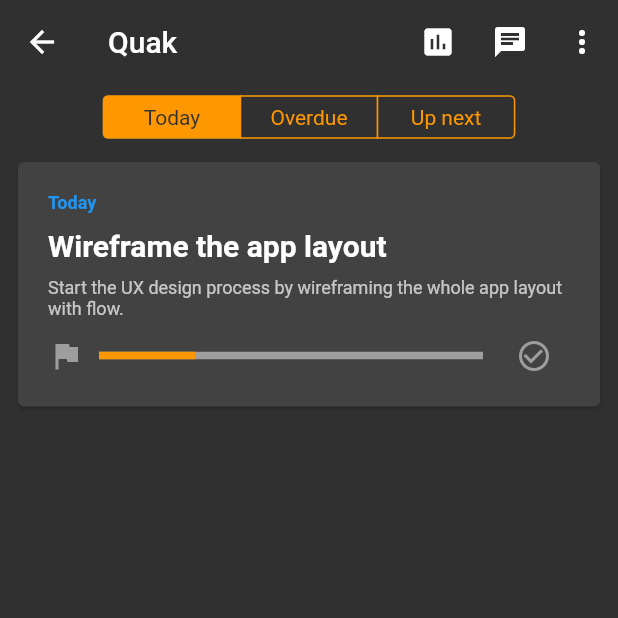
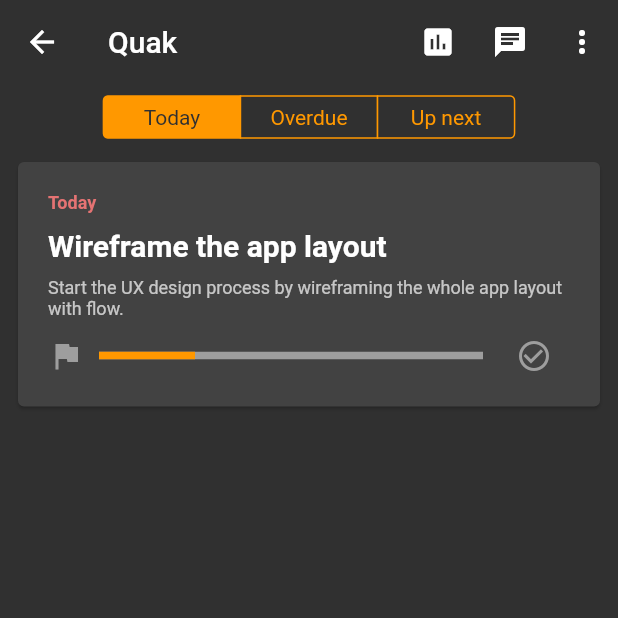
Before and after one commit to amirhesham65/Panther-App, a Flutter app: the SingleWorkspaceView screen opened by its route, on a phone screen of 412 x 824 dp, the top half of it. Run offline on Flutter 3.47's test engine with Material 2 defaults, Android fonts, the phone set to English and light mode, and no system bars; drawn by our look-alikes of percent_indicator.

Commit message:
Updated task state color

```diff
--- a/lib/views/SingleWorkspaceView.dart
+++ b/lib/views/SingleWorkspaceView.dart
@@ -1,6 +1,5 @@
 import 'package:flutter/material.dart';
 import 'package:panther_app/components/SegmentsOfControl.dart';
-import 'package:panther_app/components/task_card.dart';
 import 'package:percent_indicator/linear_percent_indicator.dart';
 
 class SingleWorkspaceView extends StatelessWidget {
@@ -30,7 +29,7 @@ class SingleWorkspaceView extends StatelessWidget {
           IconButton(
             onPressed: () {},
             icon: Icon(Icons.more_vert),
-          )
+          ),
         ],
       ),
       body: SafeArea(
@@ -65,7 +64,7 @@ class SingleWorkspaceView extends StatelessWidget {
                                   style: TextStyle(
                                     fontSize: 12.0,
                                     fontWeight: FontWeight.bold,
-                                    color: Colors.blue,
+                                    color: Colors.red[300],
                                   ),
                                 ),
                                 SizedBox(height: 10.0),
```
